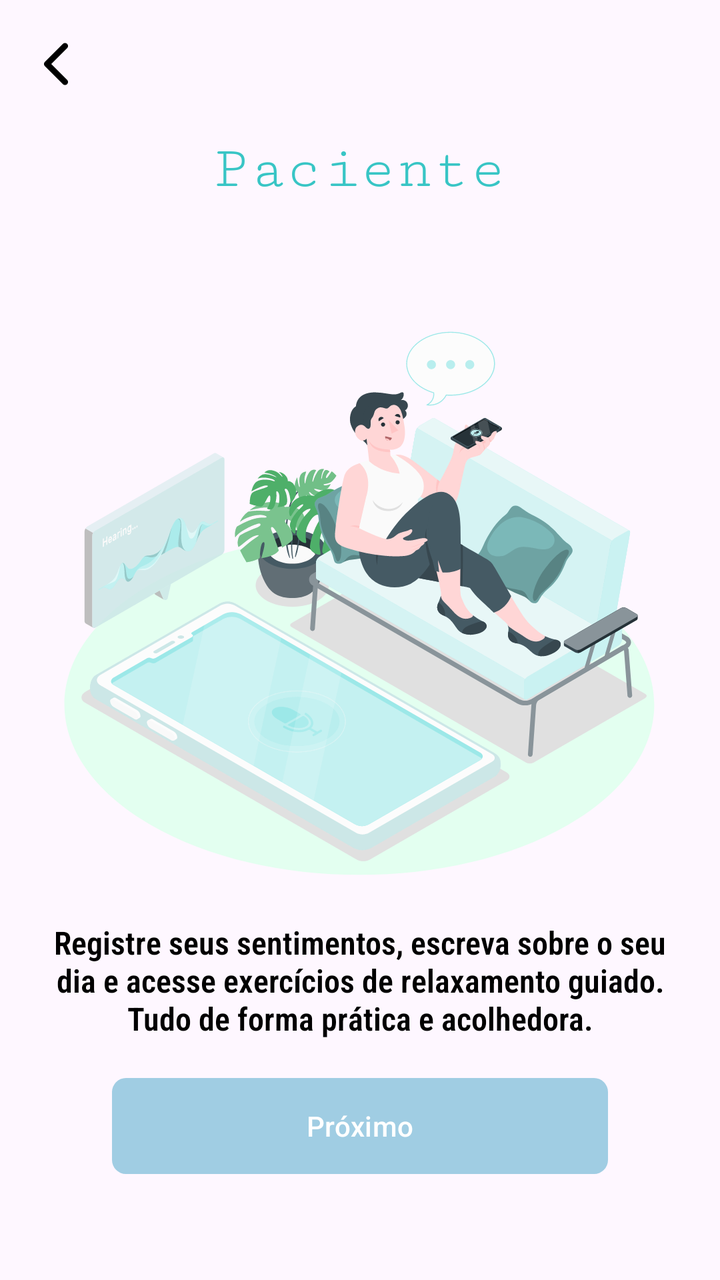
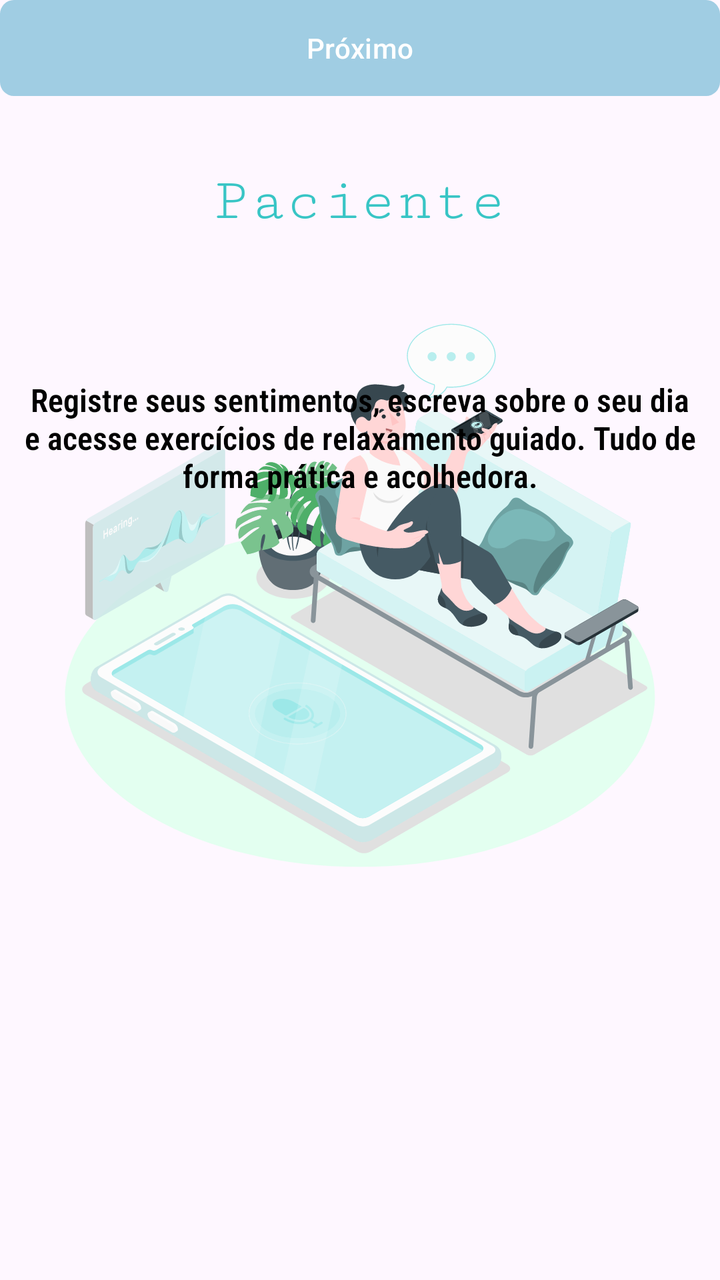

Before-and-after screenshots of an Android layout around one commit, followed by the original layout XML and the change that was made.
<!-- AndroidManifest.xml: application theme Theme.Atividade4 -->
<!-- res/layout/fragment_intro_paciente.xml -->
<?xml version="1.0" encoding="utf-8"?>
<androidx.constraintlayout.widget.ConstraintLayout
    xmlns:android="http://schemas.android.com/apk/res/android"
    xmlns:app="http://schemas.android.com/apk/res-auto"
    xmlns:tools="http://schemas.android.com/tools"
    android:layout_width="match_parent"
    android:layout_height="match_parent"
    tools:context=".introducao.FragmentIntroPaciente">

    <LinearLayout
        android:id="@+id/linearLayout2"
        android:layout_width="match_parent"
        android:layout_height="wrap_content"
        android:orientation="vertical"
        app:layout_constraintBottom_toBottomOf="parent"
        app:layout_constraintTop_toTopOf="parent">

        <androidx.constraintlayout.widget.ConstraintLayout
            android:layout_width="match_parent"
            android:layout_height="551dp"
            android:layout_marginTop="15dp"
            android:padding="16dp">


            <com.google.android.material.button.MaterialButton
                android:id="@+id/buttonProximo"
                android:layout_width="match_parent"
                android:layout_height="wrap_content"
                android:backgroundTint="#9CE8E8"
                android:text="@string/btn_intro"
                android:layout_marginStart="40dp"
                android:layout_marginEnd="40dp"
                android:background="@drawable/bg_btn"
                app:layout_constraintBottom_toBottomOf="parent"
                app:layout_constraintEnd_toEndOf="parent"
                app:layout_constraintHorizontal_bias="0.0"
                app:layout_constraintStart_toStartOf="parent"
                app:layout_editor_absoluteX="16dp"
                app:layout_editor_absoluteY="221dp" />

            <TextView
                android:id="@+id/titulo_paciente"
                android:layout_width="wrap_content"
                android:layout_height="wrap_content"
                android:layout_gravity="center_horizontal"
                android:fontFamily="serif-monospace"
                android:text="@string/titulo_intro_paciente"
                android:textColor="#38C5C5"
                android:textSize="30dp"
                app:layout_constraintEnd_toEndOf="parent"
                app:layout_constraintStart_toStartOf="parent"
                app:layout_constraintTop_toTopOf="parent" />

            <ImageView
                android:id="@+id/intro_paciente"
                android:layout_width="wrap_content"
                android:layout_height="wrap_content"
                android:layout_marginTop="40dp"
                android:src="@drawable/intro_paciente"
                app:layout_constraintEnd_toEndOf="parent"
                app:layout_constraintHorizontal_bias="0.493"
                app:layout_constraintStart_toStartOf="parent"
                app:layout_constraintTop_toBottomOf="@+id/titulo_paciente" />

            <TextView
                android:layout_width="wrap_content"
                android:layout_height="wrap_content"
                android:fontFamily="sans-serif-condensed-light"
                android:text="@string/txt_intro_paciente"
                android:textAlignment="center"
                android:textColor="@color/black"
                android:textSize="16sp"
                android:textStyle="bold"
                app:layout_constraintBottom_toTopOf="@+id/buttonProximo"
                app:layout_constraintEnd_toEndOf="parent"
                app:layout_constraintStart_toStartOf="parent"
                app:layout_constraintTop_toBottomOf="@+id/intro_paciente" />

        </androidx.constraintlayout.widget.ConstraintLayout>
    </LinearLayout>

    <com.google.android.material.appbar.MaterialToolbar
        android:id="@+id/toolbar"
        android:layout_width="match_parent"
        android:layout_height="wrap_content"
        android:paddingTop="0dp"
        app:layout_constraintEnd_toEndOf="parent"
        app:layout_constraintStart_toStartOf="parent"
        app:layout_constraintTop_toTopOf="parent"
        app:navigationIcon="@drawable/ic_back">


    </com.google.android.material.appbar.MaterialToolbar>


</androidx.constraintlayout.widget.ConstraintLayout>
<!-- resources referenced by this layout -->
<resources>
  <color name="black">#FF000000</color>
  <!-- drawable bg_btn (drawable) -->
  <?xml version="1.0" encoding="utf-8"?>
  <shape xmlns:android="http://schemas.android.com/apk/res/android"
      android:shape="rectangle">
  
      <solid android:color="@color/black"/>
      <corners android:radius="7dp"/>
    
  </shape>
  <!-- drawable ic_back (drawable) -->
  <vector xmlns:android="http://schemas.android.com/apk/res/android" android:height="24dp" android:viewportHeight="16" android:viewportWidth="16" android:width="24dp">
        
      <path android:fillColor="#000000" android:pathData="m12,2c0,-0.266 -0.105,-0.52 -0.293,-0.707c-0.391,-0.391 -1.023,-0.391 -1.414,0l-6,6c-0.188,0.188 -0.293,0.441 -0.293,0.707s0.105,0.52 0.293,0.707l6,6c0.391,0.391 1.023,0.391 1.414,0c0.188,-0.188 0.293,-0.441 0.293,-0.707s-0.105,-0.52 -0.293,-0.707l-5.293,-5.293l5.293,-5.293c0.188,-0.188 0.293,-0.441 0.293,-0.707zM12,2"/>
      
  </vector>
  <!-- drawable intro_paciente: vector/xml drawable (drawable, 96076 chars, omitted) -->
  <string name="btn_intro">Próximo</string>
  <string name="titulo_intro_paciente">Paciente </string>
  <string name="txt_intro_paciente">Registre seus sentimentos, escreva sobre o seu dia e acesse exercícios de relaxamento guiado. Tudo de forma prática e acolhedora.</string>
  <style name="Theme.Atividade4" parent="Base.Theme.Atividade4" />
  <style name="Base.Theme.Atividade4" parent="Theme.Material3.DayNight.NoActionBar">
  
          <item name="colorPrimary">@color/colorPrimary</item>
          <item name="colorAccent">@color/color_details</item>
  
      </style>
  <color name="colorPrimary">#A0CDE3</color>
  <color name="color_details">#A0CDE3</color>
</resources>

<!-- the commit's change to res/layout/fragment_intro_paciente.xml (unified diff, before → after) -->
@@ -7,90 +7,70 @@
     android:layout_height="match_parent"
     tools:context=".introducao.FragmentIntroPaciente">
 
-    <LinearLayout
-        android:id="@+id/linearLayout2"
-        android:layout_width="match_parent"
-        android:layout_height="wrap_content"
-        android:orientation="vertical"
-        app:layout_constraintBottom_toBottomOf="parent"
-        app:layout_constraintTop_toTopOf="parent">
-
-        <androidx.constraintlayout.widget.ConstraintLayout
-            android:layout_width="match_parent"
-            android:layout_height="551dp"
-            android:layout_marginTop="15dp"
-            android:padding="16dp">
-
-
-            <com.google.android.material.button.MaterialButton
-                android:id="@+id/buttonProximo"
-                android:layout_width="match_parent"
-                android:layout_height="wrap_content"
-                android:backgroundTint="#9CE8E8"
-                android:text="@string/btn_intro"
-                android:layout_marginStart="40dp"
-                android:layout_marginEnd="40dp"
-                android:background="@drawable/bg_btn"
-                app:layout_constraintBottom_toBottomOf="parent"
-                app:layout_constraintEnd_toEndOf="parent"
-                app:layout_constraintHorizontal_bias="0.0"
-                app:layout_constraintStart_toStartOf="parent"
-                app:layout_editor_absoluteX="16dp"
-                app:layout_editor_absoluteY="221dp" />
-
-            <TextView
-                android:id="@+id/titulo_paciente"
-                android:layout_width="wrap_content"
-                android:layout_height="wrap_content"
-                android:layout_gravity="center_horizontal"
-                android:fontFamily="serif-monospace"
-                android:text="@string/titulo_intro_paciente"
-                android:textColor="#38C5C5"
-                android:textSize="30dp"
-                app:layout_constraintEnd_toEndOf="parent"
-                app:layout_constraintStart_toStartOf="parent"
-                app:layout_constraintTop_toTopOf="parent" />
-
-            <ImageView
-                android:id="@+id/intro_paciente"
-                android:layout_width="wrap_content"
-                android:layout_height="wrap_content"
-                android:layout_marginTop="40dp"
-                android:src="@drawable/intro_paciente"
-                app:layout_constraintEnd_toEndOf="parent"
-                app:layout_constraintHorizontal_bias="0.493"
-                app:layout_constraintStart_toStartOf="parent"
-                app:layout_constraintTop_toBottomOf="@+id/titulo_paciente" />
-
-            <TextView
-                android:layout_width="wrap_content"
-                android:layout_height="wrap_content"
-                android:fontFamily="sans-serif-condensed-light"
-                android:text="@string/txt_intro_paciente"
-                android:textAlignment="center"
-                android:textColor="@color/black"
-                android:textSize="16sp"
-                android:textStyle="bold"
-                app:layout_constraintBottom_toTopOf="@+id/buttonProximo"
-                app:layout_constraintEnd_toEndOf="parent"
-                app:layout_constraintStart_toStartOf="parent"
-                app:layout_constraintTop_toBottomOf="@+id/intro_paciente" />
-
-        </androidx.constraintlayout.widget.ConstraintLayout>
-    </LinearLayout>
 
     <com.google.android.material.appbar.MaterialToolbar
         android:id="@+id/toolbar"
         android:layout_width="match_parent"
         android:layout_height="wrap_content"
-        android:paddingTop="0dp"
         app:layout_constraintEnd_toEndOf="parent"
         app:layout_constraintStart_toStartOf="parent"
         app:layout_constraintTop_toTopOf="parent"
         app:navigationIcon="@drawable/ic_back">
-
-
     </com.google.android.material.appbar.MaterialToolbar>
 
 
+    <TextView
+        android:id="@+id/titulo_paciente"
+        android:layout_width="wrap_content"
+        android:layout_height="wrap_content"
+        android:layout_gravity="center_horizontal"
+        android:fontFamily="serif-monospace"
+        android:text="@string/titulo_intro_paciente"
+        android:textColor="#38C5C5"
+        android:textSize="30dp"
+        android:layout_margin="20dp"
+        app:layout_constraintStart_toStartOf="parent"
+        app:layout_constraintEnd_toEndOf="parent"
+        app:layout_constraintTop_toBottomOf="@+id/toolbar"/>
+
+    <ImageView
+        android:id="@+id/intro_paciente"
+        android:layout_width="wrap_content"
+        android:layout_height="wrap_content"
+        android:src="@drawable/intro_paciente"
+        android:layout_margin="20dp"
+        app:layout_constraintEnd_toEndOf="parent"
+        app:layout_constraintStart_toStartOf="parent"
+        app:layout_constraintTop_toBottomOf="@+id/titulo_paciente" />
+
+
+    <TextView
+        android:id="@+id/txtMensagem"
+        android:layout_width="wrap_content"
+        android:layout_height="wrap_content"
+        android:fontFamily="sans-serif-condensed-light"
+        android:text="@string/txt_intro_paciente"
+        android:textAlignment="center"
+        android:textColor="@color/black"
+        android:textSize="16sp"
+        android:textStyle="bold"
+        android:layout_margin="20dp"
+        app:layout_constraintBottom_toTopOf="@+id/buttonProximo"
+        app:layout_constraintEnd_toEndOf="parent"
+        app:layout_constraintStart_toStartOf="parent"
+        app:layout_constraintTop_toBottomOf="@+id/intro_paciente" />
+
+    <com.google.android.material.button.MaterialButton
+        android:id="@+id/buttonProximo"
+        android:layout_width="match_parent"
+        android:layout_height="wrap_content"
+        android:background="@drawable/bg_btn"
+        android:backgroundTint="#9CE8E8"
+        android:text="@string/btn_intro"
+        app:layout_constraintEnd_toEndOf="parent"
+        app:layout_constraintStart_toStartOf="parent"
+        app:layout_constraintTop_toBottomOf=""
+        tools:layout_editor_absoluteY="636dp" />
+
+
 </androidx.constraintlayout.widget.ConstraintLayout>
